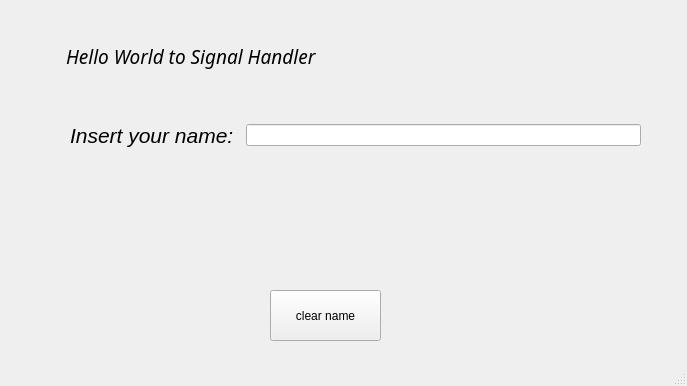
The window that component/03/main.ui (matf-pp/Materials) describes before a commit, drawn with Qt 5.
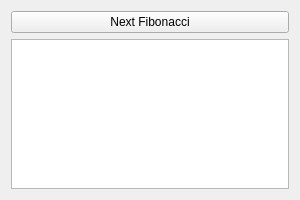
The same window after the commit.

```diff
--- a/component/03/main.ui
+++ b/component/03/main.ui
@@ -1,134 +1,34 @@
 <?xml version="1.0" encoding="UTF-8"?>
 <ui version="4.0">
- <class>MainWindow</class>
- <widget class="QMainWindow" name="MainWindow">
+ <class>Form</class>
+ <widget class="QWidget" name="Form">
   <property name="geometry">
    <rect>
     <x>0</x>
     <y>0</y>
-    <width>687</width>
-    <height>386</height>
+    <width>300</width>
+    <height>200</height>
    </rect>
   </property>
   <property name="windowTitle">
    <string>MainWindow</string>
   </property>
-  <widget class="QWidget" name="centralwidget">
-   <widget class="QLabel" name="label">
-    <property name="geometry">
-     <rect>
-      <x>66</x>
-      <y>26</y>
-      <width>341</width>
-      <height>61</height>
-     </rect>
-    </property>
-    <property name="font">
-     <font>
-      <family>Tlwg Typo</family>
-      <pointsize>14</pointsize>
-      <italic>true</italic>
-     </font>
-    </property>
-    <property name="text">
-     <string>Hello World to Signal Handler</string>
-    </property>
-   </widget>
-   <widget class="QLabel" name="label_2">
-    <property name="geometry">
-     <rect>
-      <x>130</x>
-      <y>370</y>
-      <width>191</width>
-      <height>71</height>
-     </rect>
-    </property>
-    <property name="font">
-     <font>
-      <pointsize>20</pointsize>
-      <italic>true</italic>
-     </font>
-    </property>
-    <property name="text">
-     <string/>
-    </property>
-   </widget>
-   <widget class="QWidget" name="horizontalLayoutWidget">
-    <property name="geometry">
-     <rect>
-      <x>70</x>
-      <y>100</y>
-      <width>571</width>
-      <height>71</height>
-     </rect>
-    </property>
-    <layout class="QHBoxLayout" name="horizontalLayout">
-     <item>
-      <widget class="QLabel" name="label_3">
-       <property name="font">
-        <font>
-         <pointsize>16</pointsize>
-         <italic>true</italic>
-        </font>
-       </property>
-       <property name="text">
-        <string>Insert your name: </string>
-       </property>
-      </widget>
-     </item>
-     <item>
-      <widget class="QLineEdit" name="lineEdit"/>
-     </item>
-    </layout>
-   </widget>
-   <widget class="QLabel" name="label_4">
-    <property name="geometry">
-     <rect>
-      <x>190</x>
-      <y>190</y>
-      <width>291</width>
-      <height>71</height>
-     </rect>
-    </property>
-    <property name="font">
-     <font>
-      <family>Garuda</family>
-      <pointsize>26</pointsize>
-      <weight>75</weight>
-      <italic>true</italic>
-      <bold>true</bold>
-      <underline>true</underline>
-     </font>
-    </property>
-    <property name="text">
-     <string/>
-    </property>
-   </widget>
-   <widget class="QPushButton" name="pushButton">
-    <property name="geometry">
-     <rect>
-      <x>270</x>
-      <y>290</y>
-      <width>111</width>
-      <height>51</height>
-     </rect>
-    </property>
-    <property name="text">
-     <string>clear name</string>
-    </property>
-   </widget>
-  </widget>
-  <widget class="QMenuBar" name="menubar">
-   <property name="geometry">
-    <rect>
-     <x>0</x>
-     <y>0</y>
-     <width>687</width>
-     <height>29</height>
-    </rect>
-   </property>
-  </widget>
-  <widget class="QStatusBar" name="statusbar"/>
+  <layout class="QVBoxLayout" name="verticalLayout">
+   <item>
+    <widget class="QPushButton" name="btnNext">
+     <property name="text">
+      <string>Next Fibonacci</string>
+     </property>
+    </widget>
+   </item>
+   <item>
+    <widget class="QTextEdit" name="textOutput">
+     <property name="readOnly">
+      <bool>true</bool>
+     </property>
+    </widget>
+   </item>
+  </layout>
  </widget>
  <resources/>
  <connections>
```
Left out of the diff: 54 changed lines with no effect on the pictures.
